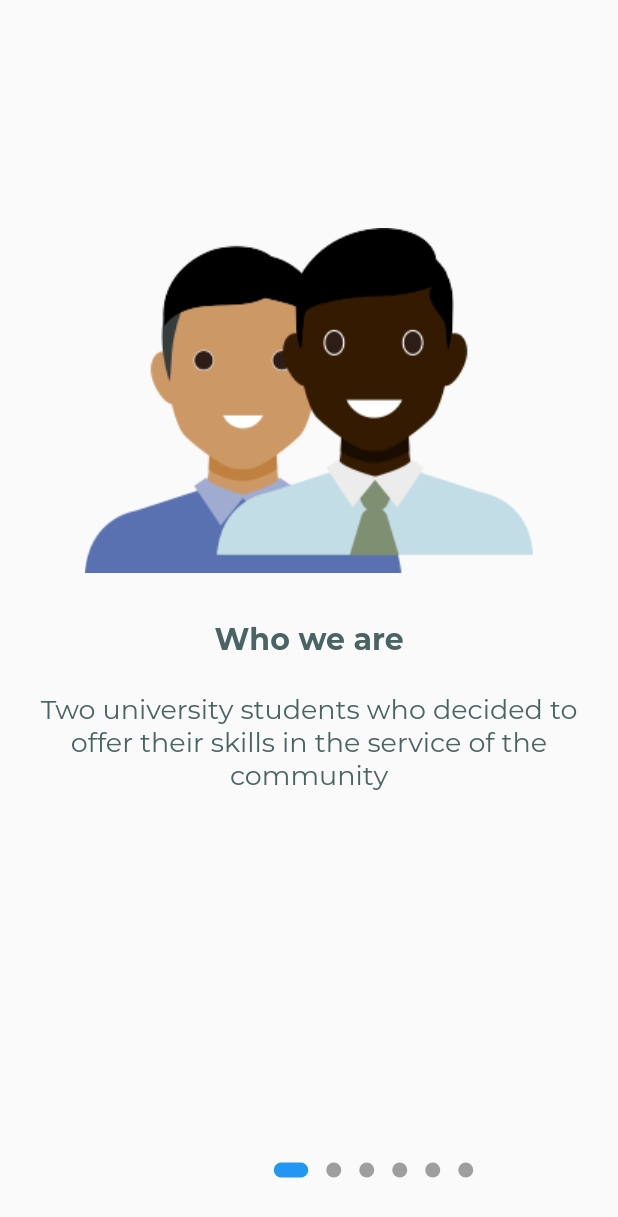
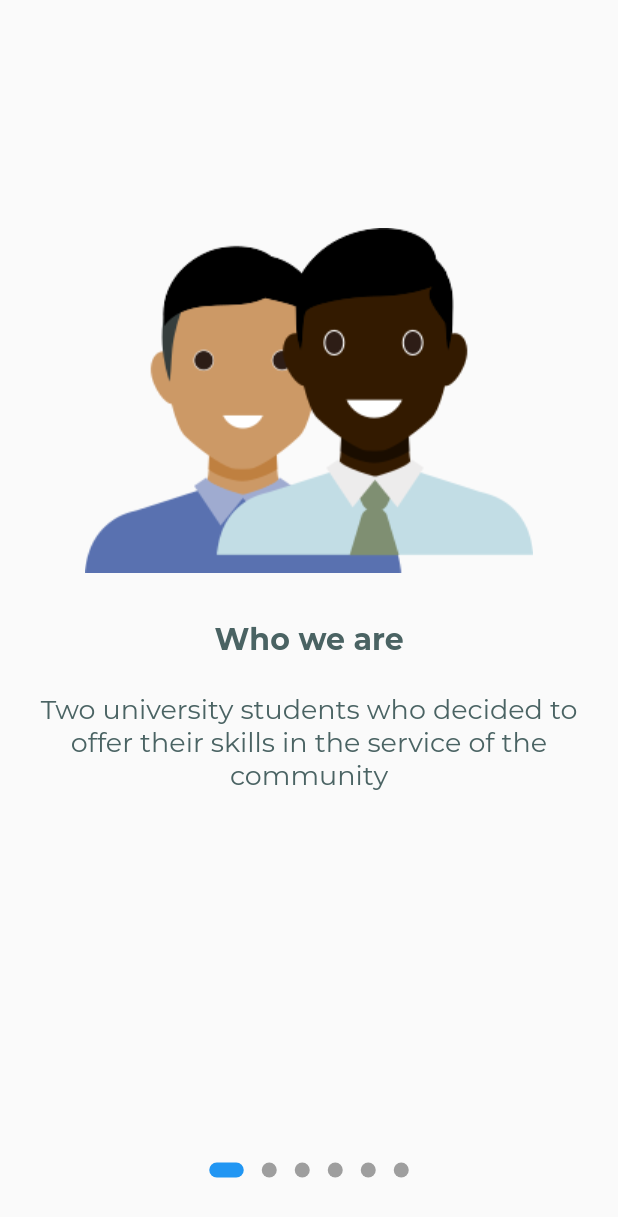
Before and after one commit to om4rr4mo/X_UPray, a Flutter app: the screen it shows after launch, on a phone screen of 412 x 824 dp. Shown: the top 1217 px of the screen. Run offline on Flutter 3.47's test engine with Material 2 defaults, Android fonts, the phone set to English and light mode, and no system bars; drawn by our look-alikes of introduction_screen; our stand-ins replace auto_size_text, firebase_auth, firebase_core, flare_flutter, flutter_compass, flutter_local_notifications and 11 more; accounts and stored records are empty; project files that could hold a hidden picture were left out.

Commit message:
[mo][added] intropage ritoccata

```diff
--- a/lib/main.dart
+++ b/lib/main.dart
@@ -114,9 +114,10 @@ class _UPrayAppState extends State<UPrayApp> {
           darkTheme: MyTheme.darkTheme,
           themeMode: themeProvider.themeMode,
           debugShowCheckedModeBanner: false,
-          home: widget.isFirstTime
+          /*home: widget.isFirstTime
               ? IntroLaunch(widget.prefs, widget.boolKey)
-              : MainLaunch(),
+              : MainLaunch(),*/
+          home: IntroLaunch(widget.prefs, widget.boolKey)
         );
       },
     );
--- a/lib/pages/intro_page.dart
+++ b/lib/pages/intro_page.dart
@@ -24,6 +24,7 @@ class IntroPage extends StatefulWidget {
 class _IntroPageState extends State<IntroPage> {
   final introKey = GlobalKey<IntroductionScreenState>();
   late Timer timer;
+  late Decoration dotsDec;
 
   @override
   void initState() {
@@ -59,6 +60,7 @@ class _IntroPageState extends State<IntroPage> {
     );
 
     return IntroductionScreen(
+
       key: introKey,
       isBottomSafeArea: true,
       globalFooter: (isNotificationEnabled && isLocationEnabled)
@@ -129,19 +131,23 @@ class _IntroPageState extends State<IntroPage> {
             ),
           ),
           decoration: pageDecoration,
+
         ),
       ],
+      //dotsContainerDecorator: ,
       onDone: () => _onIntroEnd(context),
       showSkipButton: false,
       showDoneButton: false,
       showNextButton: false,
-      nextFlex: 0,
+      //nextFlex: 1,
+      //skipOrBackFlex: 1,
+      dotsFlex: 0,
       skip: const Text(
         'Skip',
         textAlign: TextAlign.start,
       ),
       next: const Icon(Icons.arrow_forward),
-      done: Text(languages!.introDone),
+      //done: Text(languages!.introDone),
       curve: Curves.fastLinearToSlowEaseIn,
       controlsMargin: const EdgeInsets.all(16),
       controlsPadding: kIsWeb
```
